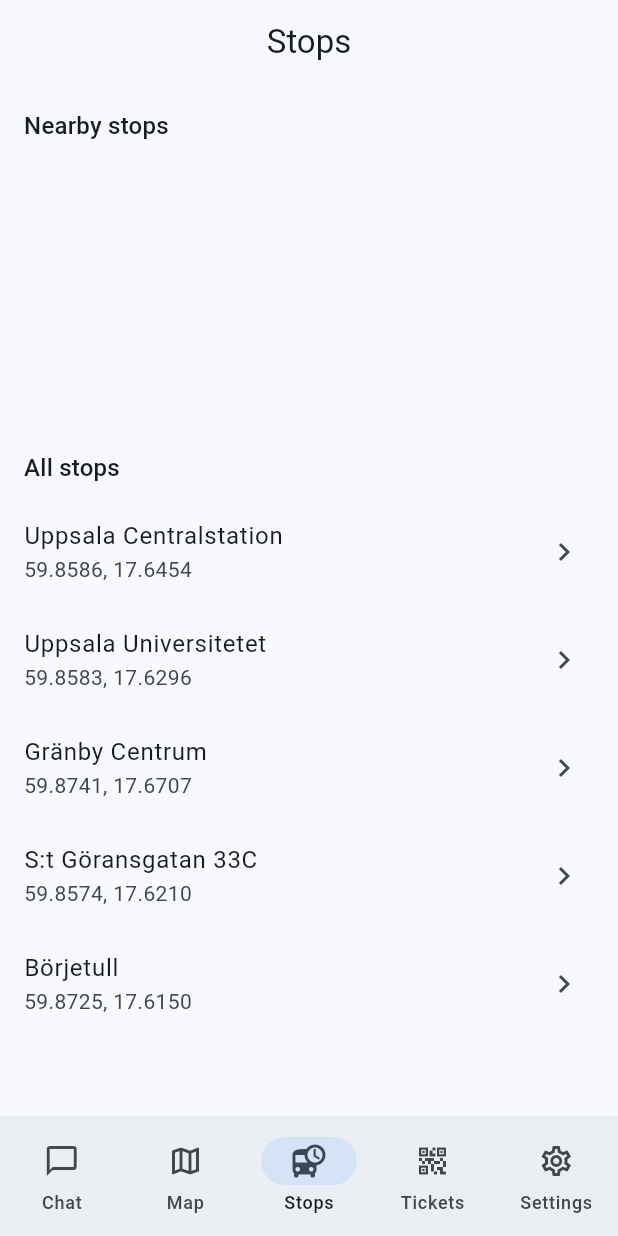
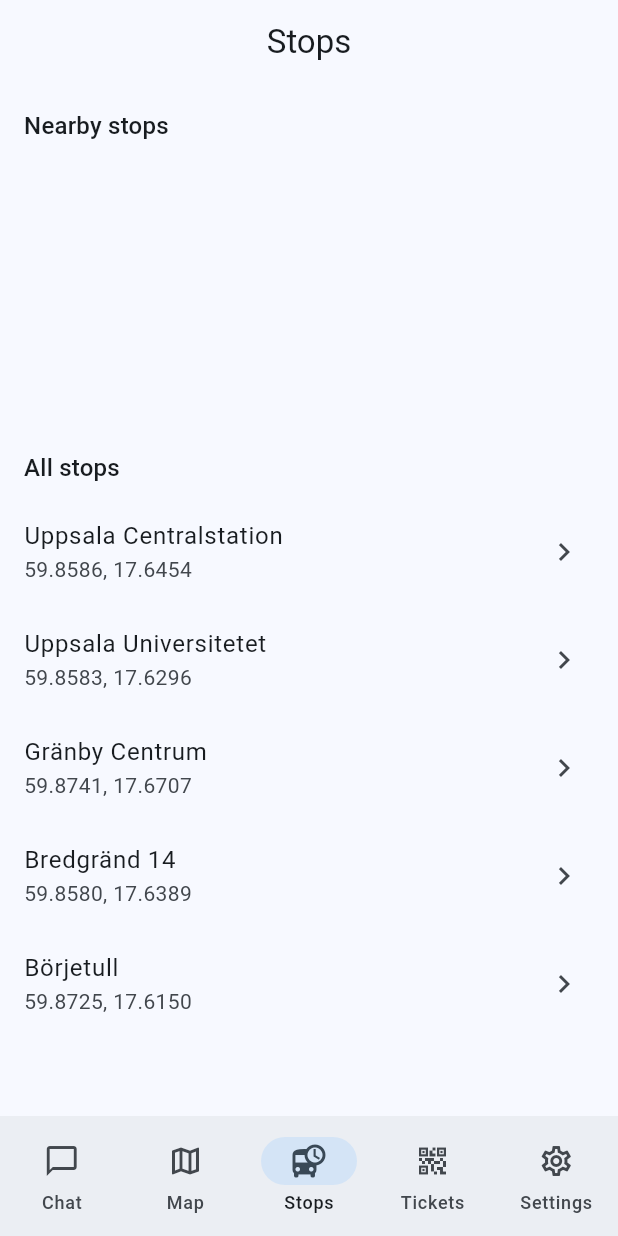
Before and after one commit to hanmol-sogeti/transit-chat-ai, a Flutter app: the screen it shows after launch, item 3 of the bottom bar chosen, on a phone screen of 412 x 824 dp. Run offline on Flutter 3.47's test engine with Material 3 defaults, Android fonts, the phone set to English and light mode, and no system bars; our stand-ins replace csv, flutter_map, flutter_riverpod, flutter_secure_storage, geolocator, latlong2 and 2 more; accounts and stored records are empty.

Commit message:
Update stop locations and default addresses to reflect new data

```diff
--- a/ul_transit_demo/lib/src/features/gtfs/gtfs_database.dart
+++ b/ul_transit_demo/lib/src/features/gtfs/gtfs_database.dart
@@ -169,9 +169,9 @@ class GtfsDatabase {
     });
     await db.insert('stops', {
       'stop_id': '7503',
-      'stop_name': 'S:t Göransgatan 33C',
-      'stop_lat': 59.8574,
-      'stop_lon': 17.6210,
+      'stop_name': 'Bredgränd 14',
+      'stop_lat': 59.8580,
+      'stop_lon': 17.6389,
     });
     await db.insert('stops', {
       'stop_id': '7504',
@@ -209,7 +209,7 @@ class GtfsDatabase {
       {'lat': 59.8630, 'lon': 17.6350, 'seq': 2},
       {'lat': 59.8675, 'lon': 17.6420, 'seq': 3},
       {'lat': 59.8741, 'lon': 17.6707, 'seq': 4},
-      {'lat': 59.8574, 'lon': 17.6210, 'seq': 5},
+      {'lat': 59.8580, 'lon': 17.6389, 'seq': 5},
       {'lat': 59.8725, 'lon': 17.6150, 'seq': 6},
     ];
     for (final p in shapePoints) {
--- a/ul_transit_demo/lib/src/features/map/map_route_provider.dart
+++ b/ul_transit_demo/lib/src/features/map/map_route_provider.dart
@@ -6,7 +6,7 @@ class MapRouteRequest {
   final String destination;
   final String? origin;
 
-  static const defaultOrigin = 'S:t Göransgatan 33C';
+  static const defaultOrigin = 'Bredgränd 14, 753 20 Uppsala';
 
   factory MapRouteRequest.fromText(String text) {
     final lower = text.toLowerCase();
--- a/ul_transit_demo/lib/src/features/map/map_screen.dart
+++ b/ul_transit_demo/lib/src/features/map/map_screen.dart
@@ -21,7 +21,7 @@ class _GtfsMapScreenState extends ConsumerState<GtfsMapScreen> {
   LatLng _center = const LatLng(59.8586, 17.6454);
   Position? _position;
 
-  static const LatLng _defaultOrigin = LatLng(59.8574, 17.6210); // S:t Göransgatan 33C
+  static const LatLng _defaultOrigin = LatLng(59.8580, 17.6389); // Bredgränd 14
   static const LatLng _defaultDest = LatLng(59.8725, 17.6150); // Börjetull
 
   @override
@@ -181,7 +181,7 @@ class _GtfsMapScreenState extends ConsumerState<GtfsMapScreen> {
                     crossAxisAlignment: CrossAxisAlignment.start,
                     children: [
                       Text('Rutt', style: Theme.of(context).textTheme.titleMedium),
-                      Text('Från: ${originStop?.name ?? 'S:t Göransgatan 33C'}'),
+                      Text('Från: ${originStop?.name ?? 'Bredgränd 14'}'),
                       Text('Till: ${destStop?.name ?? routeRequest.destination}'),
                     ],
                   ),
--- a/ul_transit_demo/lib/src/features/settings/settings_screen.dart
+++ b/ul_transit_demo/lib/src/features/settings/settings_screen.dart
@@ -66,7 +66,7 @@ class _SettingsScreenState extends ConsumerState<SettingsScreen> {
                     Text('Kön: ${demoUserProfile.gender}'),
                     Text('Födelsedatum: ${demoUserProfile.birthdate}'),
                     const SizedBox(height: 4),
-                    const Text('Hemadress: S:t Göransgatan 33C, Uppsala'),
+                    const Text('Hemadress: Bredgränd 14, 753 20 Uppsala'),
                   ],
                 ),
               ),
```
